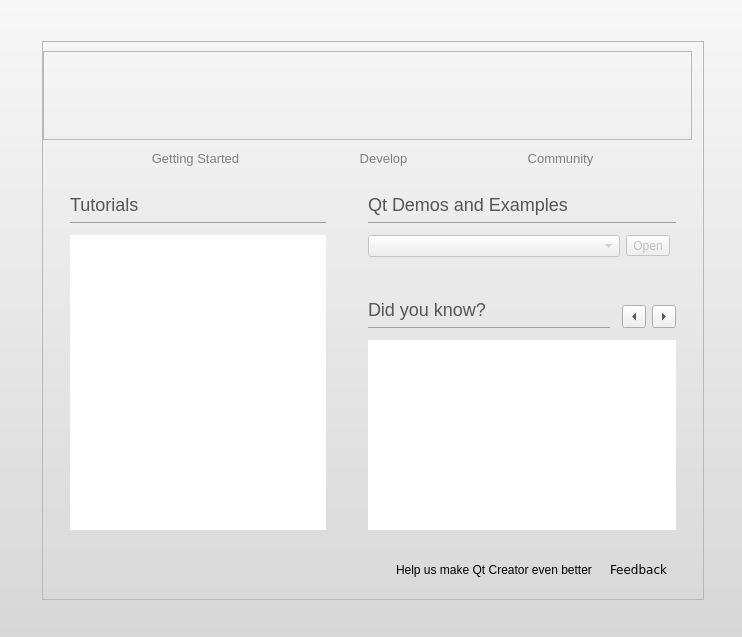
Qt form src/plugins/coreplugin/welcomemode.ui (qt-creator/qt-creator) before a commit.
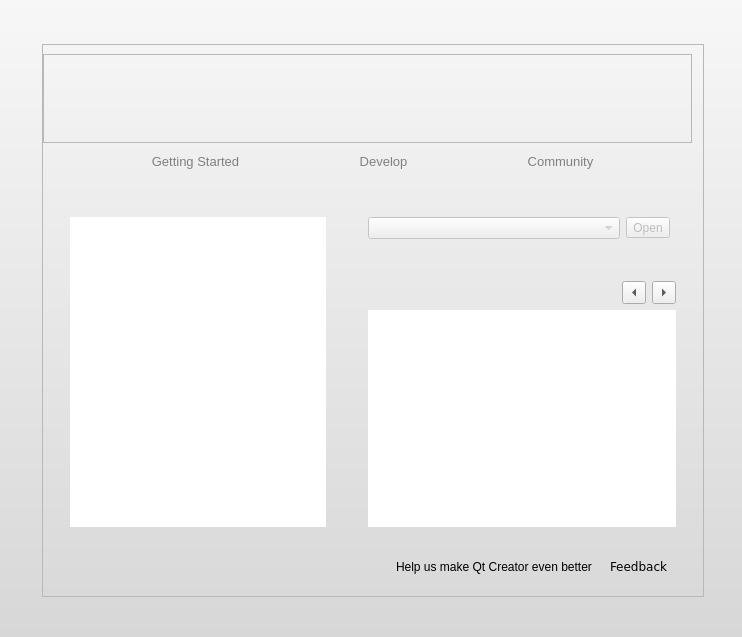
The same form after that commit. The open tabs and pages were chosen to show the change. Icons and pictures are not drawn. Custom widgets are drawn as their Qt base class.

What changed in the file:
```diff
--- a/src/plugins/coreplugin/welcomemode.ui
+++ b/src/plugins/coreplugin/welcomemode.ui
@@ -231,15 +231,7 @@
                </property>
                <layout class="QGridLayout" name="gridLayout_6">
                 <item row="0" column="0">
-                 <widget class="QLabel" name="projTitleLabel_2">
-                  <property name="text">
-                   <string notr="true">&lt;!DOCTYPE HTML PUBLIC &quot;-//W3C//DTD HTML 4.0//EN&quot; &quot;http://www.w3.org/TR/REC-html40/strict.dtd&quot;&gt;
-&lt;html&gt;&lt;head&gt;&lt;meta name=&quot;qrichtext&quot; content=&quot;1&quot; /&gt;&lt;style type=&quot;text/css&quot;&gt;
-p, li { white-space: pre-wrap; }
-&lt;/style&gt;&lt;/head&gt;&lt;body style=&quot; font-family:'MS Shell Dlg 2'; font-size:8.25pt; font-weight:400; font-style:normal;&quot;&gt;
-&lt;p style=&quot; margin-top:16px; margin-bottom:0px; margin-left:0px; margin-right:0px; -qt-block-indent:0; text-indent:0px;&quot;&gt;&lt;span style=&quot; font-size:x-large; color:#555555;&quot;&gt;Tutorials&lt;/span&gt;&lt;/p&gt;
-&lt;hr /&gt;&lt;/body&gt;&lt;/html&gt;</string>
-                  </property>
+                 <widget class="QLabel" name="tutorialsTitleLabel">
                   <property name="alignment">
                    <set>Qt::AlignLeading|Qt::AlignLeft|Qt::AlignTop</set>
                   </property>
@@ -320,15 +312,7 @@
                </property>
                <layout class="QGridLayout" name="gridLayout_8">
                 <item row="0" column="0" colspan="3">
-                 <widget class="QLabel" name="projTitleLabel_4">
-                  <property name="text">
-                   <string notr="true">&lt;!DOCTYPE HTML PUBLIC &quot;-//W3C//DTD HTML 4.0//EN&quot; &quot;http://www.w3.org/TR/REC-html40/strict.dtd&quot;&gt;
-&lt;html&gt;&lt;head&gt;&lt;meta name=&quot;qrichtext&quot; content=&quot;1&quot; /&gt;&lt;style type=&quot;text/css&quot;&gt;
-p, li { white-space: pre-wrap; }
-&lt;/style&gt;&lt;/head&gt;&lt;body style=&quot; font-family:'MS Shell Dlg 2'; font-size:8.25pt; font-weight:400; font-style:normal;&quot;&gt;
-&lt;p style=&quot; margin-top:16px; margin-bottom:0px; margin-left:0px; margin-right:0px; -qt-block-indent:0; text-indent:0px;&quot;&gt;&lt;span style=&quot; font-size:x-large; color:#555555;&quot;&gt;Qt Demos and Examples&lt;/span&gt;&lt;/p&gt;
-&lt;hr /&gt;&lt;/body&gt;&lt;/html&gt;</string>
-                  </property>
+                 <widget class="QLabel" name="demoTitleLabel">
                   <property name="alignment">
                    <set>Qt::AlignLeading|Qt::AlignLeft|Qt::AlignTop</set>
                   </property>
@@ -386,14 +370,6 @@
                     <verstretch>0</verstretch>
                    </sizepolicy>
                   </property>
-                  <property name="text">
-                   <string notr="true">&lt;!DOCTYPE HTML PUBLIC &quot;-//W3C//DTD HTML 4.0//EN&quot; &quot;http://www.w3.org/TR/REC-html40/strict.dtd&quot;&gt;
-&lt;html&gt;&lt;head&gt;&lt;meta name=&quot;qrichtext&quot; content=&quot;1&quot; /&gt;&lt;style type=&quot;text/css&quot;&gt;
-p, li { white-space: pre-wrap; }
-&lt;/style&gt;&lt;/head&gt;&lt;body style=&quot; font-family:'MS Shell Dlg 2'; font-size:8.25pt; font-weight:400; font-style:normal;&quot;&gt;
-&lt;p style=&quot; margin-top:16px; margin-bottom:0px; margin-left:0px; margin-right:0px; -qt-block-indent:0; text-indent:0px;&quot;&gt;&lt;span style=&quot; font-size:x-large; color:#555555;&quot;&gt;Did you know?&lt;/span&gt;&lt;/p&gt;
-&lt;hr /&gt;&lt;/body&gt;&lt;/html&gt;</string>
-                  </property>
                   <property name="alignment">
                    <set>Qt::AlignLeading|Qt::AlignLeft|Qt::AlignTop</set>
                   </property>
```
Left out of the diff: 40 changed lines with no effect on the pictures.
